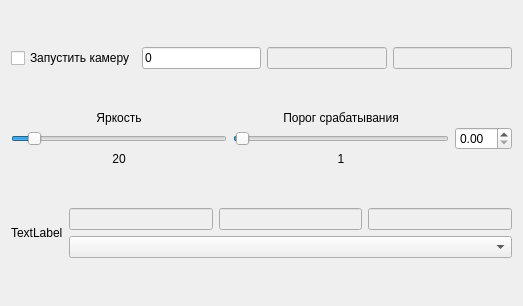
First picture: the form in image_process.ui, repository CMIDnavigation/Test, before the edit.
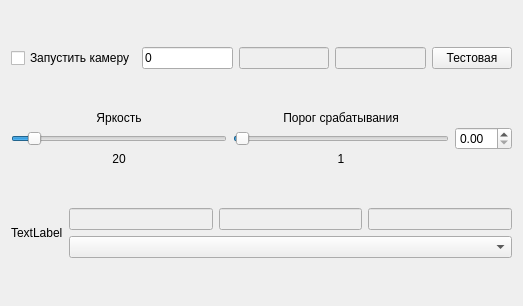
Second picture: the form after the edit.

Commit message: added_func_click

```diff
--- a/image_process.ui
+++ b/image_process.ui
@@ -44,6 +44,13 @@
        </property>
       </widget>
      </item>
+     <item>
+      <widget class="QPushButton" name="btn_test">
+       <property name="text">
+        <string>Тестовая</string>
+       </property>
+      </widget>
+     </item>
     </layout>
    </item>
    <item>
```
The commit also changes 2 other files.
